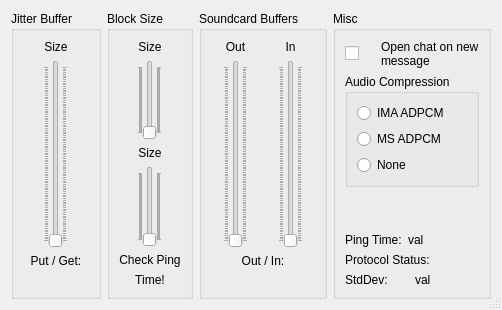
This is src/clientsettingsdlgbase.ui in Daninet/jamulus as Qt 5 draws it before an edit. The edited form follows.
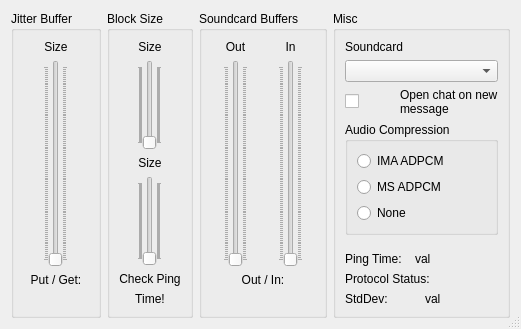
This is the edited form. Icons and pictures are not drawn. Custom widgets are drawn as their Qt base class.

Commit message: new feature: soundcard selection

```diff
--- a/src/clientsettingsdlgbase.ui
+++ b/src/clientsettingsdlgbase.ui
@@ -5,8 +5,8 @@
    <rect>
     <x>0</x>
     <y>0</y>
-    <width>478</width>
-    <height>310</height>
+    <width>506</width>
+    <height>329</height>
    </rect>
   </property>
   <property name="windowTitle" >
@@ -723,6 +723,33 @@
       <string>Misc</string>
      </property>
      <layout class="QVBoxLayout" >
+      <item>
+       <layout class="QVBoxLayout" >
+        <item>
+         <widget class="QLabel" name="lSoundcard" >
+          <property name="text" >
+           <string>Soundcard</string>
+          </property>
+         </widget>
+        </item>
+        <item>
+         <widget class="QComboBox" name="cbSoundcard" >
+          <property name="sizePolicy" >
+           <sizepolicy vsizetype="Fixed" hsizetype="Minimum" >
+            <horstretch>0</horstretch>
+            <verstretch>0</verstretch>
+           </sizepolicy>
+          </property>
+          <property name="minimumSize" >
+           <size>
+            <width>153</width>
+            <height>0</height>
+           </size>
+          </property>
+         </widget>
+        </item>
+       </layout>
+      </item>
       <item>
        <layout class="QHBoxLayout" >
         <item>
@@ -733,7 +760,7 @@
          </widget>
         </item>
         <item>
-         <widget class="QLabel" name="label" >
+         <widget class="QLabel" name="lOpenChat" >
           <property name="sizePolicy" >
            <sizepolicy vsizetype="Fixed" hsizetype="Preferred" >
             <horstretch>0</horstretch>
@@ -796,7 +823,7 @@
       <item>
        <layout class="QHBoxLayout" >
         <item>
-         <widget class="QLabel" name="TextLabel1_3" >
+         <widget class="QLabel" name="lPingTime" >
           <property name="text" >
            <string>Ping Time:</string>
           </property>
@@ -863,7 +890,7 @@
          <number>0</number>
         </property>
         <item>
-         <widget class="QLabel" name="TextLabel1_2" >
+         <widget class="QLabel" name="lProtocolStat" >
           <property name="text" >
            <string>Protocol Status:</string>
           </property>
```
The commit also changes 7 other files.
